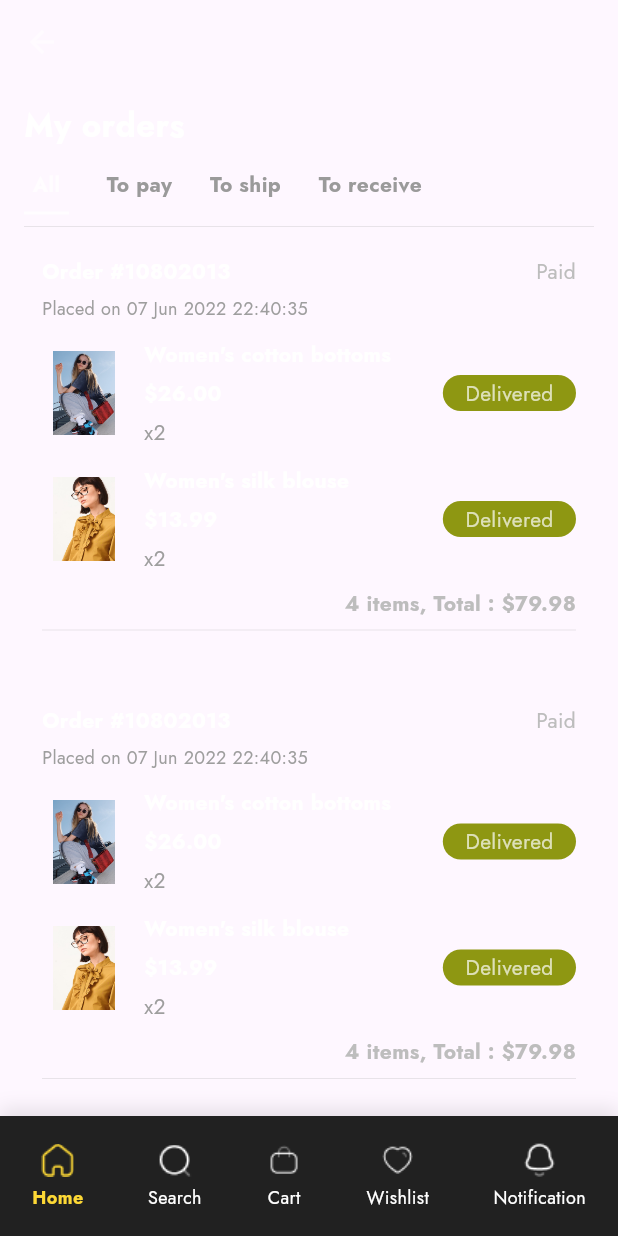
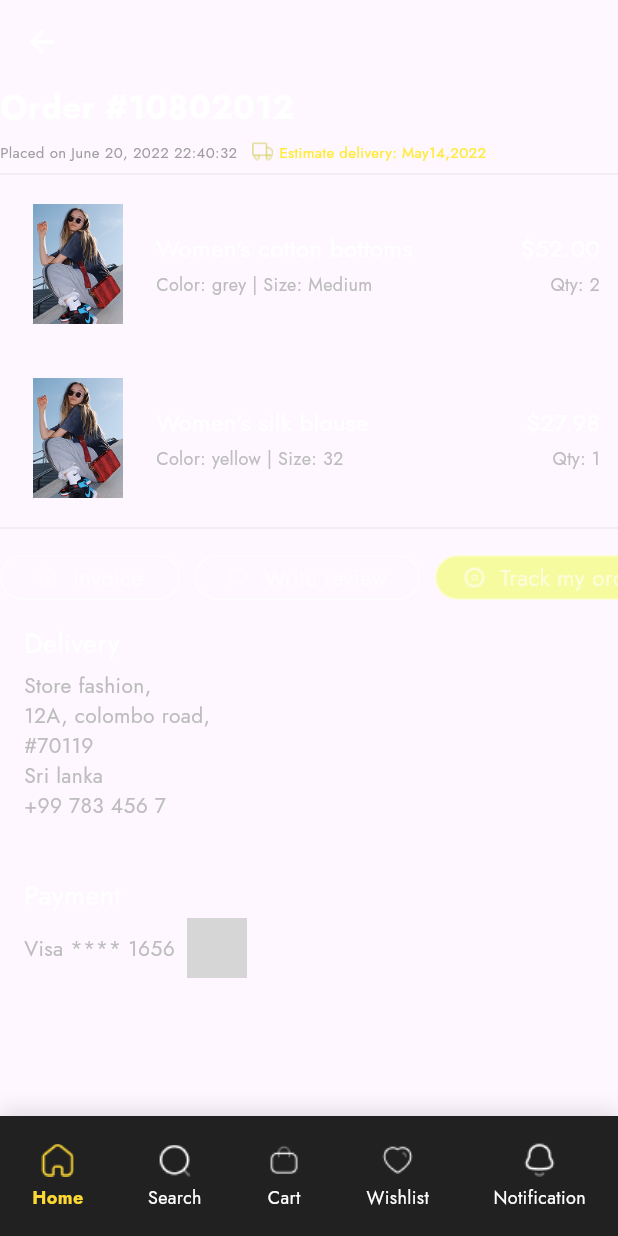
Before and after one commit to Mostafaghozy/fashion_App, a Flutter app: the screen it shows after launch, on a phone screen of 412 x 824 dp. Run offline on Flutter 3.47's test engine with Material 3 defaults, Android fonts, the phone set to English and light mode, and no system bars; our stand-ins replace device_preview, flutter_credit_card, flutter_svg; grey boxes are pictures that could not be loaded.

Commit message:
OrderDetails

```diff
--- /dev/null
+++ b/lib/Ui/screens/payment/order_details_screen.dart
@@ -0,0 +1,88 @@
+import 'package:e_commerce/Ui/screens/home/MainScreen.dart';
+import 'package:e_commerce/Ui/widgets/CustomBottomNavBar.dart';
+import 'package:e_commerce/Ui/widgets/order/CustomButtonOrderInfo.dart';
+import 'package:e_commerce/Ui/widgets/order/buildDeliveryInfo.dart';
+import 'package:e_commerce/Ui/widgets/order/buildOrderInfo.dart';
+import 'package:e_commerce/Ui/widgets/order/buildPaymentInfo.dart';
+import 'package:e_commerce/Ui/widgets/order/buildProductItem.dart';
+import 'package:flutter/material.dart';
+
+class OrderDetailsScreen extends StatelessWidget {
+  const OrderDetailsScreen({super.key});
+
+  @override
+  Widget build(BuildContext context) {
+    return Scaffold(
+      appBar: AppBar(
+        leading: IconButton(
+          icon: const Icon(Icons.arrow_back, color: Colors.white),
+          onPressed: () => Navigator.pop(context),
+        ),
+      ),
+      body: SingleChildScrollView(
+        child: Column(
+          crossAxisAlignment: CrossAxisAlignment.start,
+          children: [
+            Text(
+              'Order #10802012',
+              style: TextStyle(
+                color: Colors.white,
+                fontSize: 22,
+                fontWeight: FontWeight.w700,
+              ),
+            ),
+            SizedBox(height: 7),
+            buildOrderInfo(),
+            Divider(thickness: 0.5, color: Colors.grey.withOpacity(0.3)),
+            buildProductsList(),
+            Divider(thickness: 0.5, color: Colors.grey.withOpacity(0.3)),
+            SizedBox(height: 10),
+            SingleChildScrollView(
+              scrollDirection: Axis.horizontal,
+              child: Row(
+                children: [
+                  CustomButtonOrderInfo(
+                    text: 'Invoice',
+                    width: 120,
+                    height: 30,
+                    image: 'assets/icons/file-text.png',
+                  ),
+                  SizedBox(width: 10),
+                  CustomButtonOrderInfo(
+                    text: 'Write review',
+                    width: 150,
+                    height: 30,
+                    image: 'assets/icons/message-square.png',
+                  ),
+                  SizedBox(width: 10),
+                  CustomButtonOrderInfo(
+                    text: 'Track my order',
+                    width: 160,
+                    height: 30,
+                    image: 'assets/icons/disc.png',
+                    color: Colors.limeAccent.withOpacity(0.5),
+                  ),
+                ],
+              ),
+            ),
+
+            buildDeliveryInfo(),
+            const SizedBox(height: 5),
+            buildPaymentInfo(),
+          ],
+        ),
+      ),
+      bottomNavigationBar: CustomBottomNavBar(
+        currentIndex: 0,
+        onTap: (index) {
+          Navigator.pushReplacement(
+            context,
+            MaterialPageRoute(
+              builder: (context) => MainScreen(initialIndex: index),
+            ),
+          );
+        },
+      ),
+    );
+  }
+}
--- /dev/null
+++ b/lib/Ui/widgets/order/CustomButtonOrderInfo.dart
@@ -0,0 +1,41 @@
+import 'package:flutter/material.dart';
+
+class CustomButtonOrderInfo extends StatelessWidget {
+  const CustomButtonOrderInfo({
+    super.key,
+    required this.text,
+    required this.width,
+    required this.height,
+    required this.image,
+    this.color,
+  });
+  final String text;
+  final double width;
+  final double height;
+  final String image;
+  final Color? color;
+
+  @override
+  Widget build(BuildContext context) {
+    return GestureDetector(
+      onTap: () {},
+      child: Container(
+        width: width,
+        height: height,
+        decoration: BoxDecoration(
+          color: color ?? Colors.transparent,
+          borderRadius: BorderRadius.circular(15),
+          border: Border.all(color: Colors.white60),
+        ),
+        child: Row(
+          mainAxisAlignment: MainAxisAlignment.center,
+          children: [
+            Image.asset(image, fit: BoxFit.cover),
+            SizedBox(width: 10),
+            Text(text, style: TextStyle(color: Colors.white60, fontSize: 15)),
+          ],
+        ),
+      ),
+    );
+  }
+}
--- /dev/null
+++ b/lib/Ui/widgets/order/buildDeliveryInfo.dart
@@ -0,0 +1,25 @@
+import 'package:flutter/material.dart';
+
+Widget buildDeliveryInfo() {
+  return Container(
+    padding: const EdgeInsets.all(16),
+    decoration: BoxDecoration(
+      color: Colors.transparent,
+      borderRadius: BorderRadius.circular(8),
+    ),
+    child: Column(
+      crossAxisAlignment: CrossAxisAlignment.start,
+      children: [
+        const Text(
+          'Delivery',
+          style: TextStyle(color: Colors.white, fontSize: 18),
+        ),
+        const SizedBox(height: 5),
+        Text(
+          'Store fashion,\n12A, colombo road,\n#70119\nSri lanka\n+99 783 456 7',
+          style: TextStyle(color: Colors.grey[400]),
+        ),
+      ],
+    ),
+  );
+}
--- /dev/null
+++ b/lib/Ui/widgets/order/buildOrderInfo.dart
@@ -0,0 +1,27 @@
+import 'package:flutter/material.dart';
+
+Widget buildOrderInfo() {
+  return Column(
+    children: [
+      Row(
+        children: [
+          const Text(
+            'Placed on June 20, 2022 22:40:32',
+            style: TextStyle(color: Colors.grey, fontSize: 10),
+          ),
+          SizedBox(width: 10),
+          Row(
+            children: [
+              Image.asset("assets/icons/truck.png", fit: BoxFit.cover),
+              SizedBox(width: 4),
+              Text(
+                'Estimate delivery: May14,2022',
+                style: TextStyle(color: Colors.yellow, fontSize: 10),
+              ),
+            ],
+          ),
+        ],
+      ),
+    ],
+  );
+}
--- /dev/null
+++ b/lib/Ui/widgets/order/buildPaymentInfo.dart
@@ -0,0 +1,28 @@
+import 'package:flutter/material.dart';
+
+Widget buildPaymentInfo() {
+  return Container(
+    padding: const EdgeInsets.all(16),
+    decoration: BoxDecoration(
+      color: Colors.transparent,
+      borderRadius: BorderRadius.circular(8),
+    ),
+    child: Column(
+      crossAxisAlignment: CrossAxisAlignment.start,
+      children: [
+        const Text(
+          'Payment',
+          style: TextStyle(color: Colors.white, fontSize: 18),
+        ),
+        const SizedBox(height: 2),
+        Row(
+          children: [
+            Text('Visa **** 1656', style: TextStyle(color: Colors.grey[400])),
+            const SizedBox(width: 8),
+            Image.asset("assets/pay/VISA.png", width: 40, height: 40),
+          ],
+        ),
+      ],
+    ),
+  );
+}
--- /dev/null
+++ b/lib/Ui/widgets/order/buildProductItem.dart
@@ -0,0 +1,76 @@
+import 'package:flutter/material.dart';
+
+Widget buildProductsList() {
+  return Column(
+    children: [
+      _buildProductItem(
+        "Women's cotton bottoms",
+        "\$52.00",
+        "Color: grey | Size: Medium",
+        "Qty: 2",
+      ),
+      const SizedBox(height: 12),
+      _buildProductItem(
+        "Women's silk blouse",
+        "\$27.98",
+        "Color: yellow | Size: 32",
+        "Qty: 1",
+      ),
+    ],
+  );
+}
+
+Widget _buildProductItem(
+  String name,
+  String price,
+  String details,
+  String quantity,
+) {
+  return Container(
+    padding: const EdgeInsets.all(12),
+    decoration: BoxDecoration(
+      color: Colors.transparent,
+      borderRadius: BorderRadius.circular(8),
+    ),
+    child: Row(
+      children: [
+        Image.asset("assets/modelGirl1.png", width: 80, height: 80),
+        const SizedBox(width: 12),
+        Expanded(
+          child: Column(
+            crossAxisAlignment: CrossAxisAlignment.start,
+            children: [
+              Row(
+                children: [
+                  Text(
+                    name,
+                    style: const TextStyle(color: Colors.white, fontSize: 16),
+                  ),
+                  Spacer(),
+                  Text(
+                    price,
+                    style: const TextStyle(color: Colors.white, fontSize: 16),
+                  ),
+                ],
+              ),
+              const SizedBox(height: 4),
+              Row(
+                children: [
+                  Text(
+                    details,
+                    style: TextStyle(color: Colors.grey[400], fontSize: 12),
+                  ),
+                  Spacer(),
+                  Text(
+                    quantity,
+                    style: TextStyle(color: Colors.grey[400], fontSize: 12),
+                  ),
+                ],
+              ),
+            ],
+          ),
+        ),
+      ],
+    ),
+  );
+}
--- a/lib/main.dart
+++ b/lib/main.dart
@@ -4,6 +4,7 @@ import 'package:e_commerce/Ui/screens/payment/CreditCardScreen.dart';
 import 'package:e_commerce/Ui/screens/payment/PaymentMethodsScreen.dart';
 import 'package:e_commerce/Ui/screens/payment/PaymentScreen.dart';
 import 'package:e_commerce/Ui/screens/payment/my_orders_screen.dart';
+import 'package:e_commerce/Ui/screens/payment/order_details_screen.dart';
 import 'package:e_commerce/core/theme.dart';
 import 'package:e_commerce/Ui/screens/payment/add_paypal_screen.dart';
 import 'package:e_commerce/test.dart';
@@ -29,7 +30,7 @@ class MyApp extends StatelessWidget {
       themeMode: ThemeMode.system,
       theme: AppThemes.light,
       darkTheme: AppThemes.dark,
-      home: MyOrdersScreen(),
+      home: OrderDetailsScreen(),
     );
   }
 }
```
Also changed, not shown: assets/icons/disc.png (added), assets/icons/file-text.png (added), assets/icons/message-square.png (added), assets/icons/truck.png (added).
